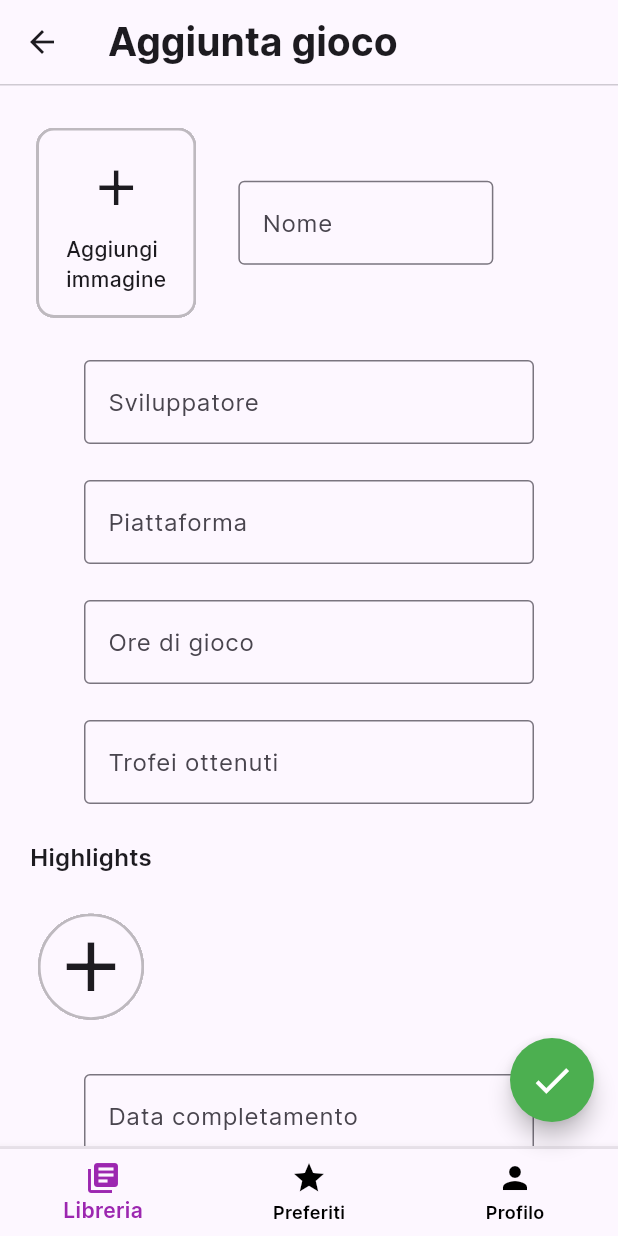
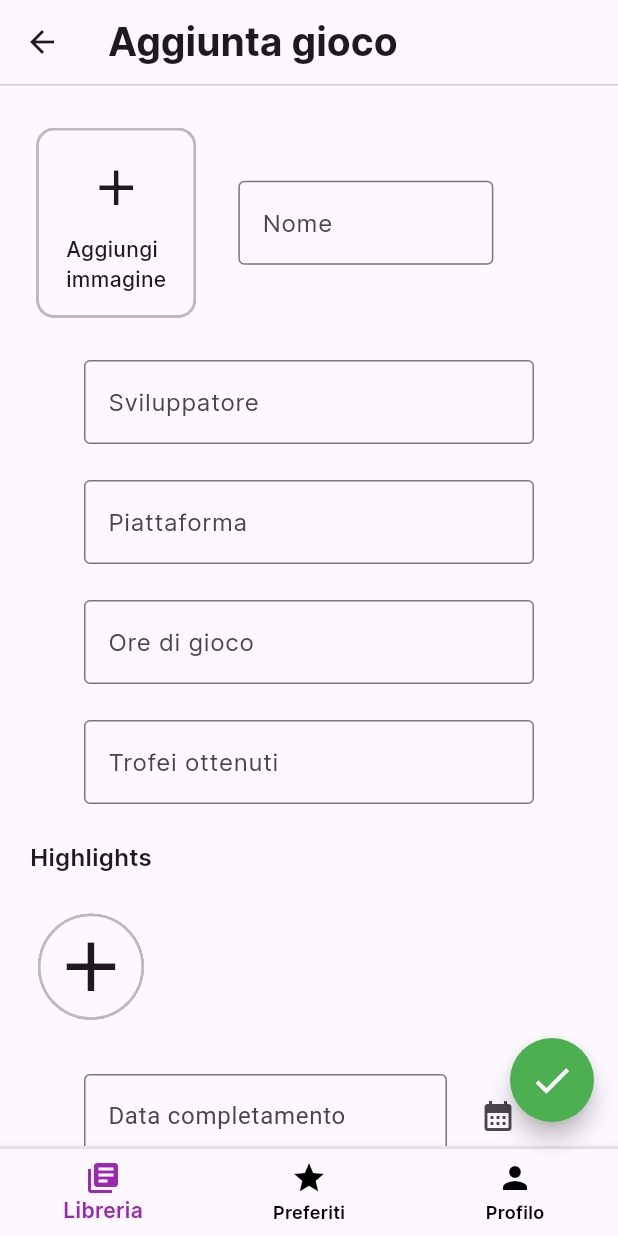
Before and after one commit to ShyVortex/game-tracker, a Flutter app: the AddGamePage screen opened directly, on a phone screen of 412 x 824 dp. Run offline on Flutter 3.47's test engine with Material 3 defaults, Android fonts, the phone set to English and light mode, and no system bars; missing offline and left inert: bcrypt.

Commit message:
Conversione TextField in DatePickerField
Il TextField riguardante la data completamento presente in Libreria > Aggiunta gioco è stato trasformato in un widget personalizzato chiamato DatePickerField.

```diff
--- a/lib/pages/library/add_game_page.dart
+++ b/lib/pages/library/add_game_page.dart
@@ -1,4 +1,5 @@
 import 'package:flutter/material.dart';
+import 'package:game_tracker/widgets/date_picker_field.dart';
 import '../../theme/app_theme.dart';
 
 class AddGamePage extends StatefulWidget {
@@ -56,7 +57,7 @@ class AddGamePageState extends State<AddGamePage> {
               Divider(
                 height: 1,
                 thickness: 1,
-                color: themeData.dividerColor.withOpacity(0.35), // Divider color
+                color: themeData.dividerColor.withOpacity(0.35),
               ),
             ],
           ),
@@ -204,16 +205,7 @@ class AddGamePageState extends State<AddGamePage> {
                           ],
                         ),
                         const SizedBox(height: 10),
-                        const SizedBox(
-                            width: 300,
-                            child: TextField(
-                                decoration: InputDecoration(
-                                    border:  OutlineInputBorder(),
-                                    labelText: "Data completamento",
-                                    labelStyle: TextStyle(fontFamily: 'Inter')
-                                )
-                            )
-                        ),
+                        const DatePickerField(),
                         const SizedBox(height: 24),
                         SizedBox(
                           width: 300,
--- a/lib/pages/registration/signup/game_selection_page.dart
+++ b/lib/pages/registration/signup/game_selection_page.dart
@@ -3,7 +3,7 @@ import 'package:game_tracker/controller/gamePlayerService.dart';
 import 'package:game_tracker/controller/gameService.dart';
 import 'package:game_tracker/models/game.dart';
 import 'package:game_tracker/widgets/app_logo.dart';
-import 'package:game_tracker/widgets/loading_Screen.dart';
+import 'package:game_tracker/widgets/loading_screen.dart';
 
 class GameSelectPage extends StatefulWidget {
 final String? data;
--- a/lib/pages/registration/signup/signup_page.dart
+++ b/lib/pages/registration/signup/signup_page.dart
@@ -4,7 +4,7 @@ import 'package:game_tracker/models/player.dart';
 import 'package:game_tracker/pages/registration/signup/game_selection_page.dart';
 import 'package:game_tracker/pages/registration/login/login_page.dart';
 import 'package:game_tracker/utilities/Utilities.dart';
-import 'package:game_tracker/widgets/loading_Screen.dart';
+import 'package:game_tracker/widgets/loading_screen.dart';
 
 class SignupPage extends StatefulWidget{
 
--- /dev/null
+++ b/lib/widgets/date_picker_field.dart
@@ -0,0 +1,60 @@
+import 'package:flutter/material.dart';
+
+class DatePickerField extends StatefulWidget {
+  const DatePickerField({super.key});
+
+  @override
+  State<DatePickerField> createState() => DatePickerState();
+}
+
+class DatePickerState extends State<DatePickerField> {
+  final TextEditingController _dateController = TextEditingController();
+  final int currentYear = DateTime.now().year;
+
+  @override
+  void dispose() {
+    _dateController.dispose();
+    super.dispose();
+  }
+
+  Future<void> _selectDate(BuildContext context) async {
+    final DateTime? picked = await showDatePicker(
+      context: context,
+      initialDate: DateTime.now(),
+      firstDate: DateTime(currentYear - 100),
+      lastDate: DateTime.now(),
+      locale: const Locale('it', 'IT')
+    );
+    if (picked != null && picked != DateTime.now()) {
+      setState(() {
+        _dateController.text = "${picked.toLocal()}".split(' ')[0];
+      });
+    }
+  }
+
+  @override
+  Widget build(BuildContext context) {
+    return SizedBox(
+      width: 300,
+      child: Row(
+        children: <Widget>[
+          Expanded(
+            child: TextField(
+              controller: _dateController,
+              decoration: const InputDecoration(
+                labelText: 'Data completamento',
+                border: OutlineInputBorder(),
+              ),
+              readOnly: true,
+            ),
+          ),
+          const SizedBox(width: 10),
+          IconButton(
+            icon: const Icon(Icons.calendar_month),
+            onPressed: () => _selectDate(context),
+          ),
+        ],
+      ),
+    );
+  }
+}
--- a/lib/widgets/loading_Screen.dart
+++ b/lib/widgets/loading_screen.dart
@@ -1,13 +1,12 @@
 import 'package:flutter/material.dart';
 
 
-class LoadingScreen extends StatelessWidget{
+class LoadingScreen extends StatelessWidget {
   int? id;
   final Future httpOperation;
   final Widget widget;
 
   LoadingScreen({super.key,  this.id, required this.httpOperation,required this.widget});
-
 
   @override
   Widget build(BuildContext context) {
--- a/pubspec.yaml
+++ b/pubspec.yaml
@@ -17,6 +17,9 @@ dependencies:
   dotted_border: ^2.1.0
   geolocator: ^10.1.0
   osm_nominatim: ^3.0.0
+  flutter_localizations:
+    sdk: flutter
+  intl: any
 
 dev_dependencies:
   flutter_test:
```
Also changed, not shown: lib/main.dart (+10 -0 lines), lib/widgets/TextFieldBox.dart (deleted, +0 -25 lines), lib/widgets/box_input_field.dart (deleted, +0 -23 lines), pubspec.lock.
